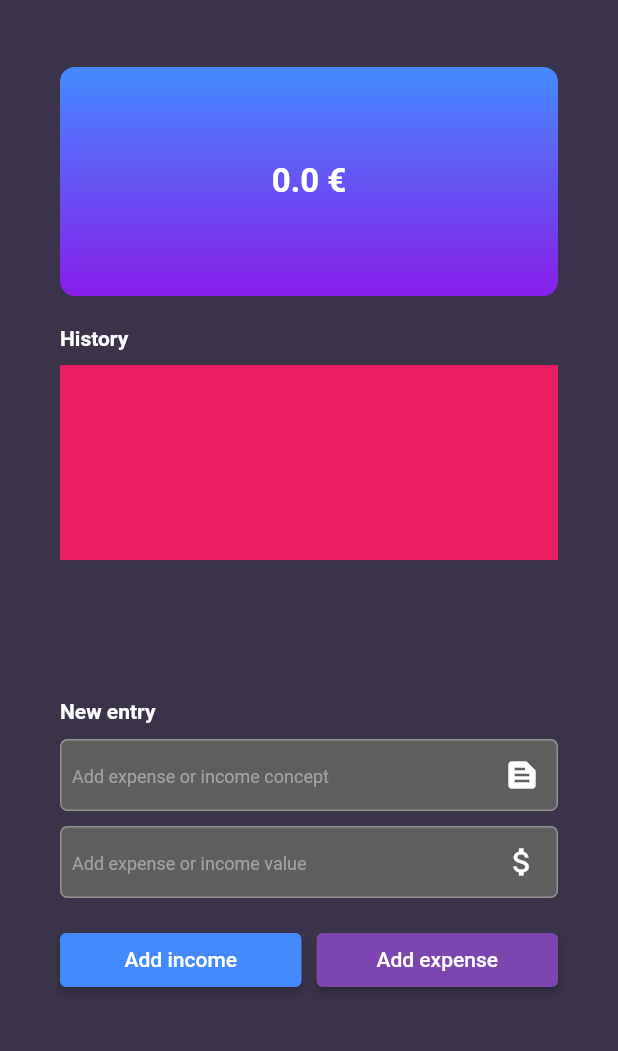
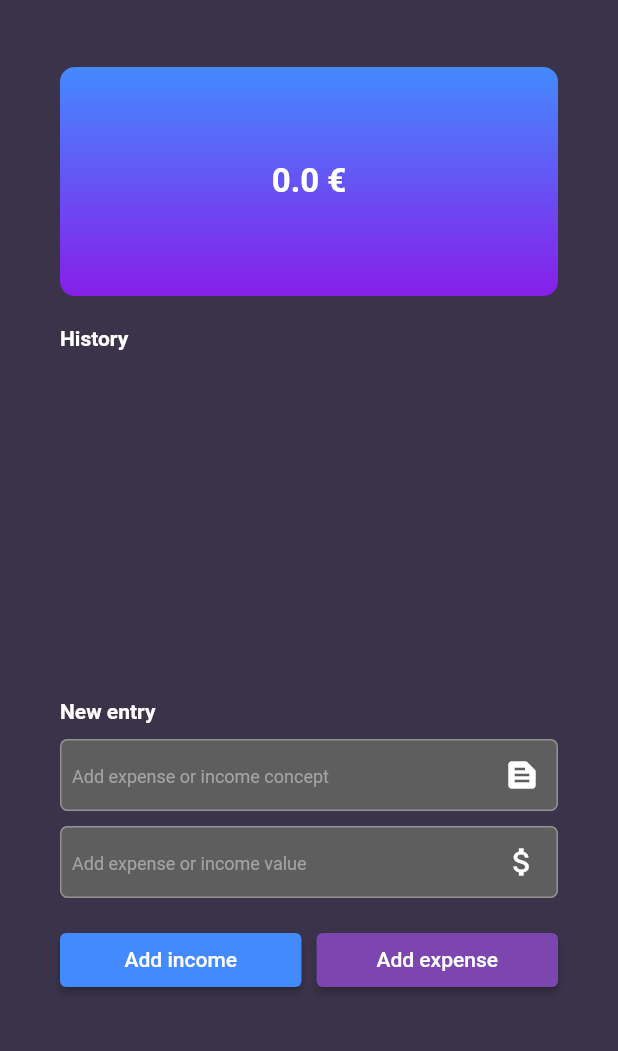
Before and after one commit to PolRecasensSarra/MyFinances, a Flutter app: the screen it shows after launch, on a phone screen of 412 x 824 dp, the part 105-1156 px from its top. Run offline on Flutter 3.47's test engine with Material 2 defaults, Android fonts, the phone set to English and light mode, and no system bars.

Commit message:
updating values

```diff
--- a/finance_app/lib/FinancePage.dart
+++ b/finance_app/lib/FinancePage.dart
@@ -1,5 +1,7 @@
 import 'package:flutter/material.dart';
 import 'package:flutter/services.dart';
+
+enum EntryTpe { income, expense }
 
 class FinancePage extends StatefulWidget {
   const FinancePage({super.key});
@@ -9,13 +11,23 @@ class FinancePage extends StatefulWidget {
 }
 
 class _FinancePageState extends State<FinancePage> {
+  final int decimalPrecission = 2;
   TextEditingController nameTextCtrl = TextEditingController();
   TextEditingController valueTextCtrl = TextEditingController();
-  List<Map<double, String>> expensesList = [];
-  List<Map<double, String>> incomesList = [];
+  ScrollController scrollController = ScrollController();
+  // List with all the incomes and expenses.
+  List<Map<double, String>> balanceList = [];
+  // Used to show an error when adding a new income/expense.
   String error = "";
+  // Variables used in the TextField.
   String concept = "";
   double value = 0.0;
+
+  @override
+  void initState() {
+    parseBalanceFromJson();
+    super.initState();
+  }
 
   @override
   Widget build(BuildContext context) {
@@ -39,6 +51,7 @@ class _FinancePageState extends State<FinancePage> {
                 ),
               ),
             ),
+            // Balance box.
             Expanded(
               flex: 20,
               child: Container(
@@ -73,6 +86,7 @@ class _FinancePageState extends State<FinancePage> {
             const SizedBox(
               height: 20.0,
             ),
+            // History box.
             Expanded(
               flex: 30,
               child: Column(
@@ -90,9 +104,39 @@ class _FinancePageState extends State<FinancePage> {
                   const SizedBox(
                     height: 10.0,
                   ),
-                  Container(
-                    height: 130.0,
-                    color: Colors.pink,
+                  Scrollbar(
+                    thumbVisibility: true,
+                    controller: scrollController,
+                    child: ListView.builder(
+                      shrinkWrap: true,
+                      controller: scrollController,
+                      itemCount: balanceList.length,
+                      itemBuilder: (context, index) {
+                        return Card(
+                          color: const Color.fromARGB(255, 88, 88, 88),
+                          child: ListTile(
+                            title: Text(
+                              balanceList[index].values.first,
+                              style: const TextStyle(
+                                color: Colors.white,
+                              ),
+                            ),
+                            trailing: Text(
+                              "${balanceList[index].keys.first.toPrecision(decimalPrecission)} €",
+                              style: const TextStyle(
+                                color: Colors.white,
+                              ),
+                            ),
+                            hoverColor: getColorByEntryValue(
+                                balanceList[index].keys.first),
+                            shape: RoundedRectangleBorder(
+                              borderRadius: BorderRadius.circular(5.0),
+                            ),
+                            onTap: () {},
+                          ),
+                        );
+                      },
+                    ),
                   ),
                 ],
               ),
@@ -100,6 +144,7 @@ class _FinancePageState extends State<FinancePage> {
             const SizedBox(
               height: 20.0,
             ),
+            // New entry box.
             Expanded(
               flex: 35,
               child: Container(
@@ -165,7 +210,7 @@ class _FinancePageState extends State<FinancePage> {
                       cursorColor: Colors.white,
                       keyboardType: TextInputType.number,
                       inputFormatters: [
-                        FilteringTextInputFormatter.digitsOnly,
+                        FilteringTextInputFormatter.allow(RegExp('[0-9.,]')),
                       ], // Only numbers can be entered
                       decoration: InputDecoration(
                         filled: true,
@@ -225,7 +270,7 @@ class _FinancePageState extends State<FinancePage> {
                                 "Add income",
                               ),
                               onPressed: () {
-                                updateBalance(incomesList);
+                                updateBalance(EntryTpe.income);
                               },
                             ),
                           ),
@@ -243,7 +288,7 @@ class _FinancePageState extends State<FinancePage> {
                                 "Add expense",
                               ),
                               onPressed: () {
-                                updateBalance(expensesList);
+                                updateBalance(EntryTpe.expense);
                               },
                             ),
                           ),
@@ -271,7 +316,8 @@ class _FinancePageState extends State<FinancePage> {
   }
 
 // Method that updates the current balance.
-  void updateBalance(List<Map<double, String>> listDestination) {
+  void updateBalance(EntryTpe entryType) {
+    // Reset the error message.
     error = "";
     // Check that the concept and value are filled.
     if (nameTextCtrl.text.isNotEmpty &&
@@ -279,8 +325,12 @@ class _FinancePageState extends State<FinancePage> {
                 ? 0.0
                 : double.tryParse(valueTextCtrl.text))! >
             0.0) {
-      // Add a new income to the list.
-      listDestination.add(<double, String>{value: concept});
+      // Add a new income to the list. Change the value sign given the entry type.
+      double entryValue = value * (entryType == EntryTpe.income ? 1.0 : -1.0);
+      balanceList.add(<double, String>{entryValue: concept});
+
+      // Save the data.
+      saveBalanceToJson();
 
       // Clear the input field texts.
       nameTextCtrl.clear();
@@ -297,16 +347,10 @@ class _FinancePageState extends State<FinancePage> {
   // Method that returns the current balance given the incomes and expenses.
   double getBalance() {
     double balance = 0.0;
-    // Iterate the incomes and add it to the balance.
-    for (var map in incomesList) {
+    // Iterate the expenses and incomes and add it to the balance.
+    for (var map in balanceList) {
       for (var key in map.keys) {
         balance += key;
-      }
-    }
-    // Iterate all the expenses and subtract it from the balance.
-    for (var map in expensesList) {
-      for (var key in map.keys) {
-        balance -= key;
       }
     }
     return balance;
@@ -315,7 +359,27 @@ class _FinancePageState extends State<FinancePage> {
   // Method that returns the formatted balance with the current coin symbol.
   String getFormattedBalance() {
     double balance = getBalance();
-    String formattedBalance = "$balance €";
+    String formattedBalance = "${balance.toPrecision(decimalPrecission)} €";
     return formattedBalance;
   }
+
+  // TODO: save to json.
+  void saveBalanceToJson() {}
+
+  // TODO: parse from json.
+  void parseBalanceFromJson() {
+    // balanceList afegir tota la info aquí a dins.
+    setState(() {});
+  }
+
+  // Return a color depending on if the value is positive or negative.
+  Color getColorByEntryValue(double value) {
+    return value >= 0.0
+        ? const Color.fromARGB(255, 88, 110, 88)
+        : const Color.fromARGB(255, 110, 88, 88);
+  }
 }
+
+extension Ex on double {
+  double toPrecision(int n) => double.parse(toStringAsFixed(n));
+}
```
